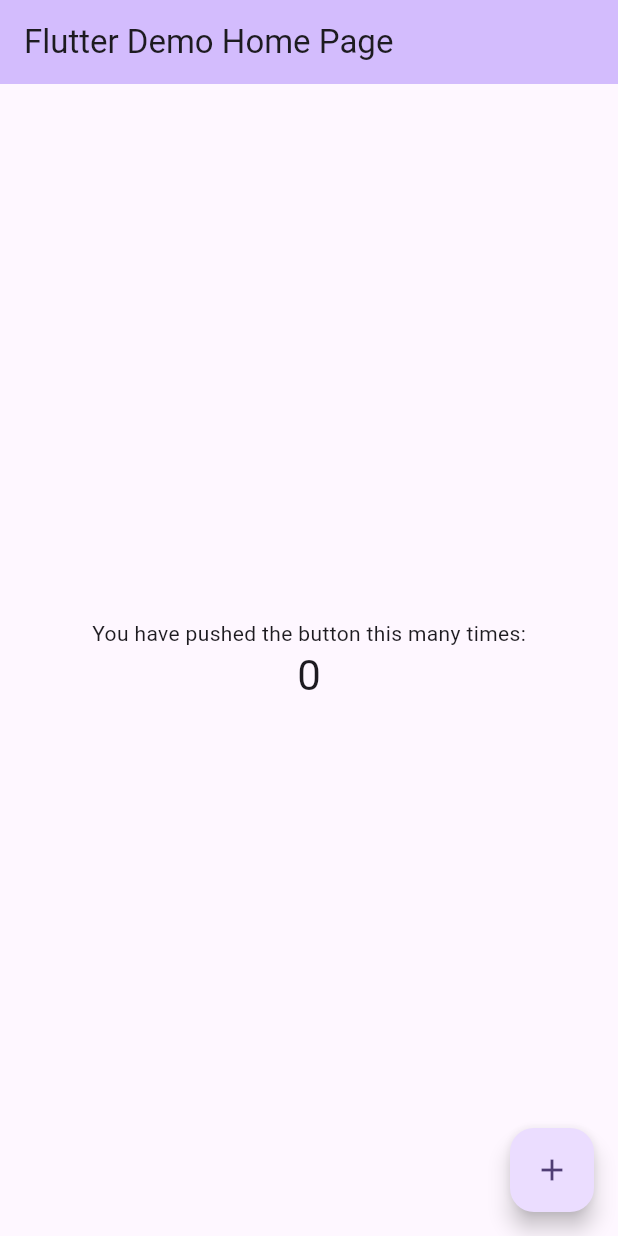
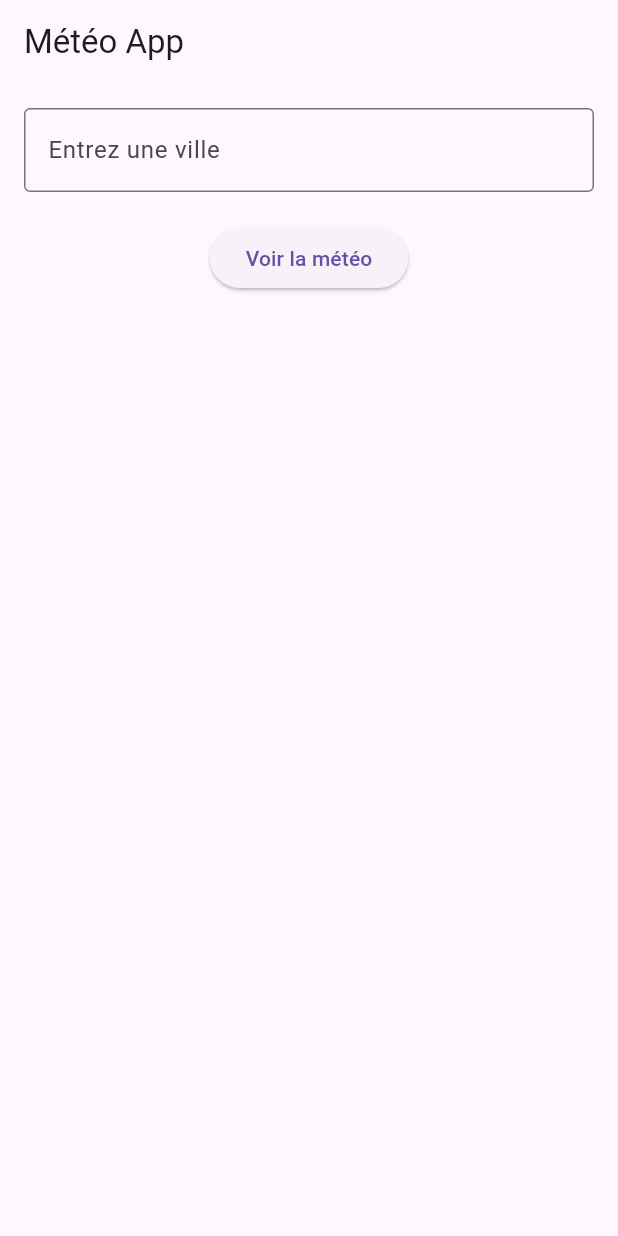
Before and after one commit to MohamedDaboub/meteo, a Flutter app: the screen it shows after launch, on a phone screen of 412 x 824 dp. Run offline on Flutter 3.47's test engine with Material 3 defaults, Android fonts, the phone set to English and light mode, and no system bars.

Commit message:
Implement weather fetching functionality and update UI for Météo App V0.1

```diff
--- /dev/null
+++ b/lib/api_service.dart
@@ -0,0 +1,18 @@
+import 'dart:convert';
+import 'package:http/http.dart' as http;
+
+class ApiService {
+  final String apiKey =
+      '151b0fc38f6f384bef1787a662378cfc'; // Remplace par ta clé API
+  final String baseUrl = 'https://api.openweathermap.org/data/2.5/weather';
+
+  Future<Map<String, dynamic>> getWeather(String city) async {
+    final response = await http
+        .get(Uri.parse('$baseUrl?q=$city&appid=$apiKey&units=metric&lang=fr'));
+    if (response.statusCode == 200) {
+      return json.decode(response.body);
+    } else {
+      throw Exception('Failed to load weather data');
+    }
+  }
+}
--- a/lib/main.dart
+++ b/lib/main.dart
@@ -1,125 +1,87 @@
 import 'package:flutter/material.dart';
+import 'api_service.dart';
 
 void main() {
-  runApp(const MyApp());
+  runApp(MyApp());
 }
 
 class MyApp extends StatelessWidget {
-  const MyApp({super.key});
-
-  // This widget is the root of your application.
   @override
   Widget build(BuildContext context) {
     return MaterialApp(
-      title: 'Flutter Demo',
+      title: 'Météo App',
       theme: ThemeData(
-        // This is the theme of your application.
-        //
-        // TRY THIS: Try running your application with "flutter run". You'll see
-        // the application has a purple toolbar. Then, without quitting the app,
-        // try changing the seedColor in the colorScheme below to Colors.green
-        // and then invoke "hot reload" (save your changes or press the "hot
-        // reload" button in a Flutter-supported IDE, or press "r" if you used
-        // the command line to start the app).
-        //
-        // Notice that the counter didn't reset back to zero; the application
-        // state is not lost during the reload. To reset the state, use hot
-        // restart instead.
-        //
-        // This works for code too, not just values: Most code changes can be
-        // tested with just a hot reload.
-        colorScheme: ColorScheme.fromSeed(seedColor: Colors.deepPurple),
-        useMaterial3: true,
+        primarySwatch: Colors.blue,
       ),
-      home: const MyHomePage(title: 'Flutter Demo Home Page'),
+      home: WeatherScreen(),
     );
   }
 }
 
-class MyHomePage extends StatefulWidget {
-  const MyHomePage({super.key, required this.title});
-
-  // This widget is the home page of your application. It is stateful, meaning
-  // that it has a State object (defined below) that contains fields that affect
-  // how it looks.
-
-  // This class is the configuration for the state. It holds the values (in this
-  // case the title) provided by the parent (in this case the App widget) and
-  // used by the build method of the State. Fields in a Widget subclass are
-  // always marked "final".
-
-  final String title;
-
+class WeatherScreen extends StatefulWidget {
   @override
-  State<MyHomePage> createState() => _MyHomePageState();
+  _WeatherScreenState createState() => _WeatherScreenState();
 }
 
-class _MyHomePageState extends State<MyHomePage> {
-  int _counter = 0;
+class _WeatherScreenState extends State<WeatherScreen> {
+  final ApiService _apiService = ApiService();
+  final TextEditingController _cityController = TextEditingController();
+  Map<String, dynamic> _weatherData = {};
 
-  void _incrementCounter() {
-    setState(() {
-      // This call to setState tells the Flutter framework that something has
-      // changed in this State, which causes it to rerun the build method below
-      // so that the display can reflect the updated values. If we changed
-      // _counter without calling setState(), then the build method would not be
-      // called again, and so nothing would appear to happen.
-      _counter++;
-    });
+  Future<void> _fetchWeather() async {
+    try {
+      final data = await _apiService.getWeather(_cityController.text);
+      setState(() {
+        _weatherData = data;
+      });
+    } catch (e) {
+      print(e);
+    }
   }
 
   @override
   Widget build(BuildContext context) {
-    // This method is rerun every time setState is called, for instance as done
-    // by the _incrementCounter method above.
-    //
-    // The Flutter framework has been optimized to make rerunning build methods
-    // fast, so that you can just rebuild anything that needs updating rather
-    // than having to individually change instances of widgets.
     return Scaffold(
       appBar: AppBar(
-        // TRY THIS: Try changing the color here to a specific color (to
-        // Colors.amber, perhaps?) and trigger a hot reload to see the AppBar
-        // change color while the other colors stay the same.
-        backgroundColor: Theme.of(context).colorScheme.inversePrimary,
-        // Here we take the value from the MyHomePage object that was created by
-        // the App.build method, and use it to set our appbar title.
-        title: Text(widget.title),
+        title: Text('Météo App'),
       ),
-      body: Center(
-        // Center is a layout widget. It takes a single child and positions it
-        // in the middle of the parent.
+      body: Padding(
+        padding: const EdgeInsets.all(16.0),
         child: Column(
-          // Column is also a layout widget. It takes a list of children and
-          // arranges them vertically. By default, it sizes itself to fit its
-          // children horizontally, and tries to be as tall as its parent.
-          //
-          // Column has various properties to control how it sizes itself and
-          // how it positions its children. Here we use mainAxisAlignment to
-          // center the children vertically; the main axis here is the vertical
-          // axis because Columns are vertical (the cross axis would be
-          // horizontal).
-          //
-          // TRY THIS: Invoke "debug painting" (choose the "Toggle Debug Paint"
-          // action in the IDE, or press "p" in the console), to see the
-          // wireframe for each widget.
-          mainAxisAlignment: MainAxisAlignment.center,
-          children: <Widget>[
-            const Text(
-              'You have pushed the button this many times:',
+          children: [
+            TextField(
+              controller: _cityController,
+              decoration: InputDecoration(
+                labelText: 'Entrez une ville',
+                border: OutlineInputBorder(),
+              ),
             ),
-            Text(
-              '$_counter',
-              style: Theme.of(context).textTheme.headlineMedium,
+            SizedBox(height: 20),
+            ElevatedButton(
+              onPressed: _fetchWeather,
+              child: Text('Voir la météo'),
             ),
+            SizedBox(height: 20),
+            if (_weatherData.isNotEmpty)
+              Column(
+                children: [
+                  Text(
+                    'Météo à ${_weatherData['name']}',
+                    style: TextStyle(fontSize: 24, fontWeight: FontWeight.bold),
+                  ),
+                  Text(
+                    '${_weatherData['main']['temp']}°C',
+                    style: TextStyle(fontSize: 48),
+                  ),
+                  Text(
+                    '${_weatherData['weather'][0]['description']}',
+                    style: TextStyle(fontSize: 18),
+                  ),
+                ],
+              ),
           ],
         ),
       ),
-      floatingActionButton: FloatingActionButton(
-        onPressed: _incrementCounter,
-        tooltip: 'Increment',
-        child: const Icon(Icons.add),
-      ), // This trailing comma makes auto-formatting nicer for build methods.
     );
   }
 }
--- a/pubspec.yaml
+++ b/pubspec.yaml
@@ -34,6 +34,7 @@ dependencies:
   # The following adds the Cupertino Icons font to your application.
   # Use with the CupertinoIcons class for iOS style icons.
   cupertino_icons: ^1.0.8
+  http: ^1.3.0
 
 dev_dependencies:
   flutter_test:
```
Also changed, not shown: pubspec.lock.
